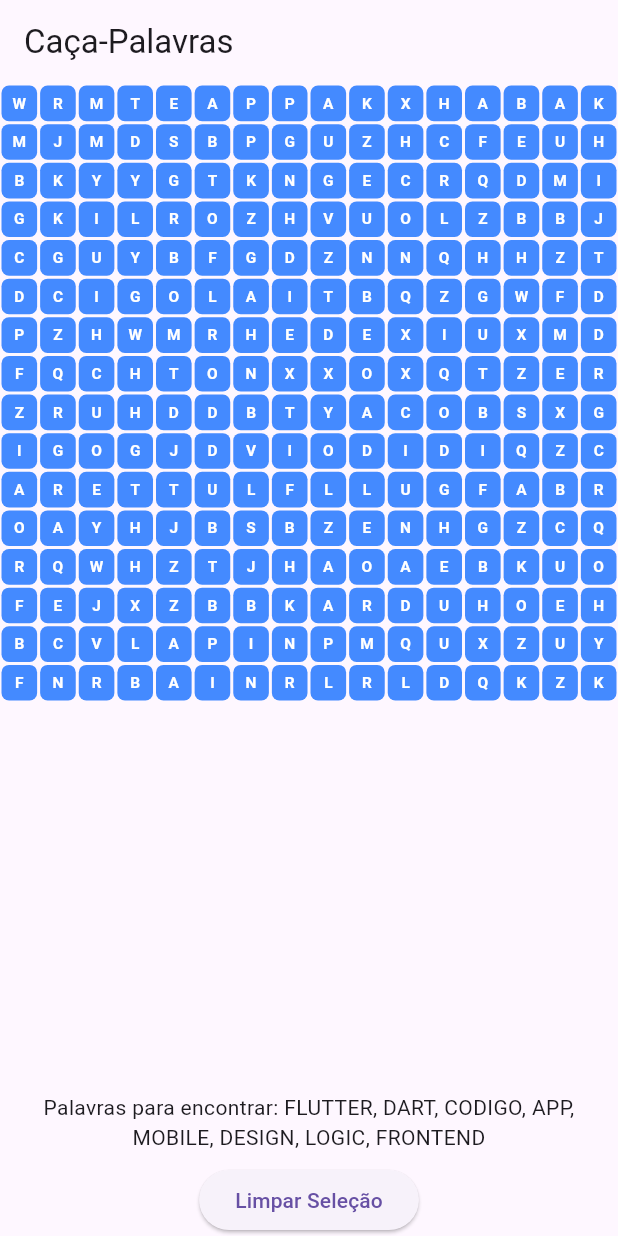
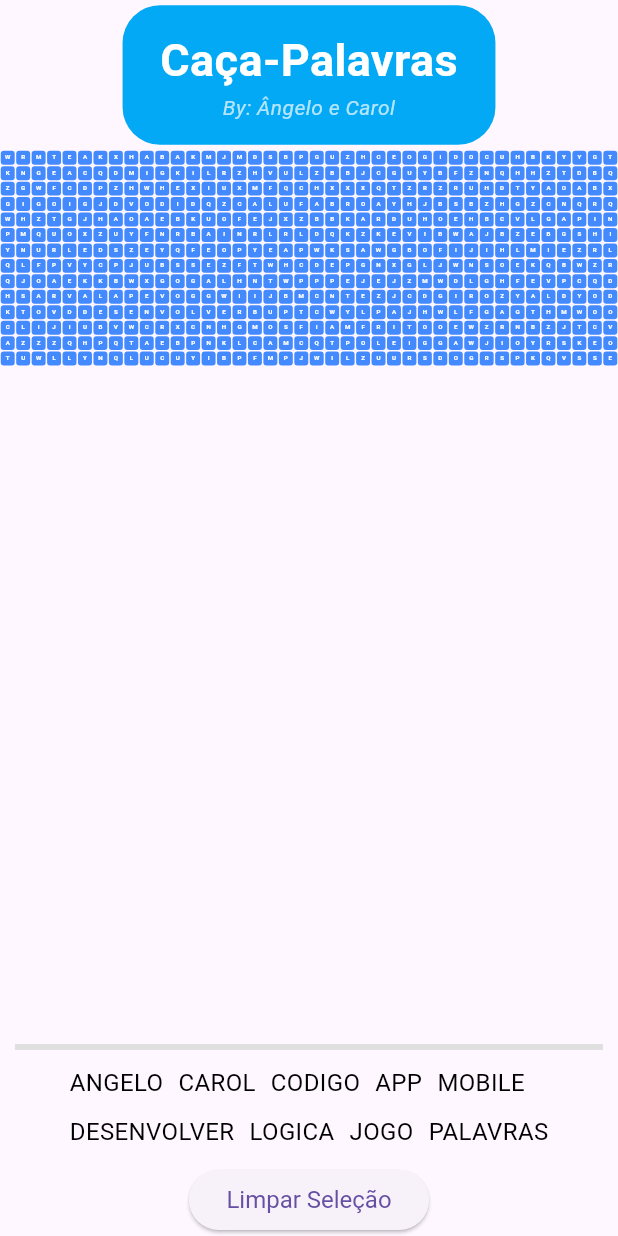
Before and after one commit to IFB-Dispositivos-Moveis-Ang-Carol/Projeto_ca-a_palavras, a Flutter app: the screen it shows after launch, after a tap on "Limpar Seleção", on a phone screen of 412 x 824 dp. Run offline on Flutter 3.47's test engine with Material 3 defaults, Android fonts, the phone set to English and light mode, and no system bars.

Commit message:
jogo finalizado

```diff
--- a/jogo_mobile/lib/main.dart
+++ b/jogo_mobile/lib/main.dart
@@ -24,12 +24,24 @@ class WordSearchScreen extends StatefulWidget {
 }
 
 class _WordSearchScreenState extends State<WordSearchScreen> {
-  final int gridSize = 16; // Tamanho do grid: 16x16
-  final List<String> words = ['FLUTTER', 'DART', 'CODIGO', 'APP', 'MOBILE', 'DESIGN', 'LOGIC', 'FRONTEND'];
+  final int gridRows = 14; // 14 linhas
+  final int gridColumns = 40; // 40 colunas
+  final List<String> words = [
+    'ANGELO',
+    'CAROL',
+    'CODIGO',
+    'APP',
+    'MOBILE',
+    'DESENVOLVER',
+    'LOGICA',
+    'JOGO',
+    'PALAVRAS',
+  ];
   late List<List<String>> grid;
   List<List<int>> selectedPositions = [];
   List<String> foundWords = [];
   List<List<List<int>>> foundLettersPositions = []; // Armazena as posições das palavras encontradas
+  bool isTitleHovered = false; // Controla a animação do título
 
   @override
   void initState() {
@@ -38,7 +50,7 @@ class _WordSearchScreenState extends State<WordSearchScreen> {
   }
 
   void _generateGrid() {
-    grid = List.generate(gridSize, (_) => List.filled(gridSize, ' ', growable: false));
+    grid = List.generate(gridRows, (_) => List.filled(gridColumns, ' ', growable: false));
     _placeWords();
     _fillEmptySpaces();
   }
@@ -60,8 +72,8 @@ class _WordSearchScreenState extends State<WordSearchScreen> {
       bool placed = false;
 
       while (!placed) {
-        int row = random.nextInt(gridSize);
-        int col = random.nextInt(gridSize);
+        int row = random.nextInt(gridRows);
+        int col = random.nextInt(gridColumns);
         var direction = directions[random.nextInt(directions.length)];
 
         if (_canPlaceWord(word, row, col, direction)) {
@@ -77,10 +89,12 @@ class _WordSearchScreenState extends State<WordSearchScreen> {
       int newRow = row + i * direction[0];
       int newCol = col + i * direction[1];
 
-      if (newRow < 0 || newRow >= gridSize || newCol < 0 || newCol >= gridSize) {
+      // Certifica-se de que não sairá do grid
+      if (newRow < 0 || newRow >= gridRows || newCol < 0 || newCol >= gridColumns) {
         return false;
       }
 
+      // Certifica-se de que não haja conflito de letras
       if (grid[newRow][newCol] != ' ' && grid[newRow][newCol] != word[i]) {
         return false;
       }
@@ -99,8 +113,8 @@ class _WordSearchScreenState extends State<WordSearchScreen> {
   void _fillEmptySpaces() {
     var random = Random();
     const letters = 'ABCDEFGHIJKLMNOPQRSTUVWXYZ';
-    for (int i = 0; i < gridSize; i++) {
-      for (int j = 0; j < gridSize; j++) {
+    for (int i = 0; i < gridRows; i++) {
+      for (int j = 0; j < gridColumns; j++) {
         if (grid[i][j] == ' ') {
           grid[i][j] = letters[random.nextInt(letters.length)];
         }
@@ -120,23 +134,20 @@ class _WordSearchScreenState extends State<WordSearchScreen> {
           .map((pos) => grid[pos[0]][pos[1]])
           .join('');
 
-      // Validação para só colorir a palavra encontrada
       if (words.contains(currentWord) && !foundWords.contains(currentWord)) {
         foundWords.add(currentWord);
-        foundLettersPositions.add(List.from(selectedPositions)); // Adiciona as posições da palavra encontrada
+        foundLettersPositions.add(List.from(selectedPositions)); // Adiciona a palavra encontrada
         ScaffoldMessenger.of(context).showSnackBar(
           SnackBar(content: Text('Encontrou a palavra: $currentWord')),
         );
 
-        // Limpa seleção após encontrar uma palavra
         selectedPositions.clear();
 
         // Verifica se todas as palavras foram encontradas
         if (foundWords.length == words.length) {
           _showWinDialog();
         }
-      } else if (selectedPositions.length >= gridSize) {
-        // Se a seleção exceder o tamanho permitido, limpa-a
+      } else if (selectedPositions.length > max(gridRows, gridColumns)) {
         selectedPositions.clear();
       }
     });
@@ -176,48 +187,100 @@ class _WordSearchScreenState extends State<WordSearchScreen> {
 
   @override
   Widget build(BuildContext context) {
-    // Reduz o tamanho do quadrado proporcionalmente para que tudo caiba no grid expandido.
-    double gridSquareSize = MediaQuery.of(context).size.width / gridSize;
+    // Calcula o tamanho do quadrado de forma responsiva
+    double gridSquareSize = MediaQuery.of(context).size.width / gridColumns;
 
     return Scaffold(
-      appBar: AppBar(title: Text('Caça-Palavras')),
+      appBar: AppBar(
+        automaticallyImplyLeading: false,
+        toolbarHeight: 100,
+        centerTitle: true,
+        backgroundColor: Colors.transparent,
+        elevation: 0,
+        flexibleSpace: MouseRegion(
+          onEnter: (_) {
+            setState(() {
+              isTitleHovered = true;
+            });
+          },
+          onExit: (_) {
+            setState(() {
+              isTitleHovered = false;
+            });
+          },
+          child: Center(
+            child: AnimatedContainer(
+              duration: Duration(milliseconds: 300),
+              padding: EdgeInsets.symmetric(horizontal: 25, vertical: 15),
+              decoration: BoxDecoration(
+                color: isTitleHovered ? Colors.blueAccent : Colors.lightBlue,
+                borderRadius: BorderRadius.circular(25),
+                boxShadow: [
+                  if (isTitleHovered)
+                    BoxShadow(
+                      color: Colors.blueAccent.withOpacity(0.4),
+                      spreadRadius: 4,
+                      blurRadius: 10,
+                    ),
+                ],
+              ),
+              child: Column(
+                mainAxisSize: MainAxisSize.min,
+                children: [
+                  Text(
+                    'Caça-Palavras',
+                    style: TextStyle(
+                      color: Colors.white,
+                      fontSize: 30,
+                      fontWeight: FontWeight.bold,
+                    ),
+                  ),
+                  Text(
+                    'By: Ângelo e Carol',
+                    style: TextStyle(
+                      color: Colors.white70,
+                      fontSize: 14,
+                      fontStyle: FontStyle.italic,
+                    ),
+                  ),
+                ],
+              ),
+            ),
+          ),
+        ),
+      ),
       body: Column(
         children: [
-          Expanded(
+          Flexible(
             child: GridView.builder(
               gridDelegate: SliverGridDelegateWithFixedCrossAxisCount(
-                crossAxisCount: gridSize,
+                crossAxisCount: gridColumns,
               ),
-              itemCount: gridSize * gridSize,
+              itemCount: gridRows * gridColumns,
               itemBuilder: (context, index) {
-                int row = index ~/ gridSize;
-                int col = index % gridSize;
+                int row = index ~/ gridColumns;
+                int col = index % gridColumns;
 
-                // Verifica se a célula é parte de uma palavra encontrada
                 bool isFound = foundLettersPositions.any((positions) =>
                     positions.any((pos) => pos[0] == row && pos[1] == col));
-
-                // Verifica se a célula está sendo temporariamente selecionada
                 bool isSelected = selectedPositions
                     .any((pos) => pos[0] == row && pos[1] == col);
 
                 return GestureDetector(
                   onTap: () => _onLetterTap(row, col),
                   child: Container(
-                    margin: EdgeInsets.all(1),
+                    margin: EdgeInsets.all(0.5),
                     decoration: BoxDecoration(
                       color: isSelected
-                          ? Colors.green // Temporariamente selecionado
-                          : (isFound ? Colors.orange : Colors.blueAccent), // Parte de palavra encontrada
-                      borderRadius: BorderRadius.circular(5),
+                          ? Colors.green
+                          : (isFound ? Colors.orange : Colors.blueAccent),
+                      borderRadius: BorderRadius.circular(2),
                     ),
-                    width: gridSquareSize,
-                    height: gridSquareSize,
                     child: Center(
                       child: Text(
                         grid[row][col],
                         style: TextStyle(
-                          fontSize: gridSquareSize / 2.5, // Fonte proporcional ao tamanho do bloco
+                          fontSize: gridSquareSize / 2.5,
                           fontWeight: FontWeight.bold,
                           color: Colors.white,
                         ),
@@ -229,15 +292,37 @@ class _WordSearchScreenState extends State<WordSearchScreen> {
             ),
           ),
           Padding(
-            padding: EdgeInsets.all(8.0),
-            child: Text(
-              'Palavras para encontrar: ${words.join(", ")}',
-              style: TextStyle(fontSize: 14),
-              textAlign: TextAlign.center,
-            ),
+            padding: EdgeInsets.symmetric(vertical: 10, horizontal: 10),
+            child: Column(children: [
+              LinearProgressIndicator(
+                value: foundWords.length / words.length,
+                backgroundColor: Colors.grey[300],
+                valueColor: AlwaysStoppedAnimation<Color>(Colors.blueAccent),
+              ),
+              SizedBox(height: 10),
+              Wrap(
+                spacing: 10,
+                runSpacing: 10,
+                children: words.map((word) {
+                  bool isFound = foundWords.contains(word);
+                  return Text(
+                    word,
+                    style: TextStyle(
+                      decoration: isFound ? TextDecoration.lineThrough : null,
+                      color: isFound ? Colors.green : Colors.black,
+                      fontSize: 16,
+                    ),
+                  );
+                }).toList(),
+              ),
+            ]),
           ),
           ElevatedButton(
             onPressed: _clearSelection,
+            style: ElevatedButton.styleFrom(
+              padding: EdgeInsets.symmetric(horizontal: 25, vertical: 10),
+              textStyle: TextStyle(fontSize: 16),
+            ),
             child: Text('Limpar Seleção'),
           ),
         ],
```
